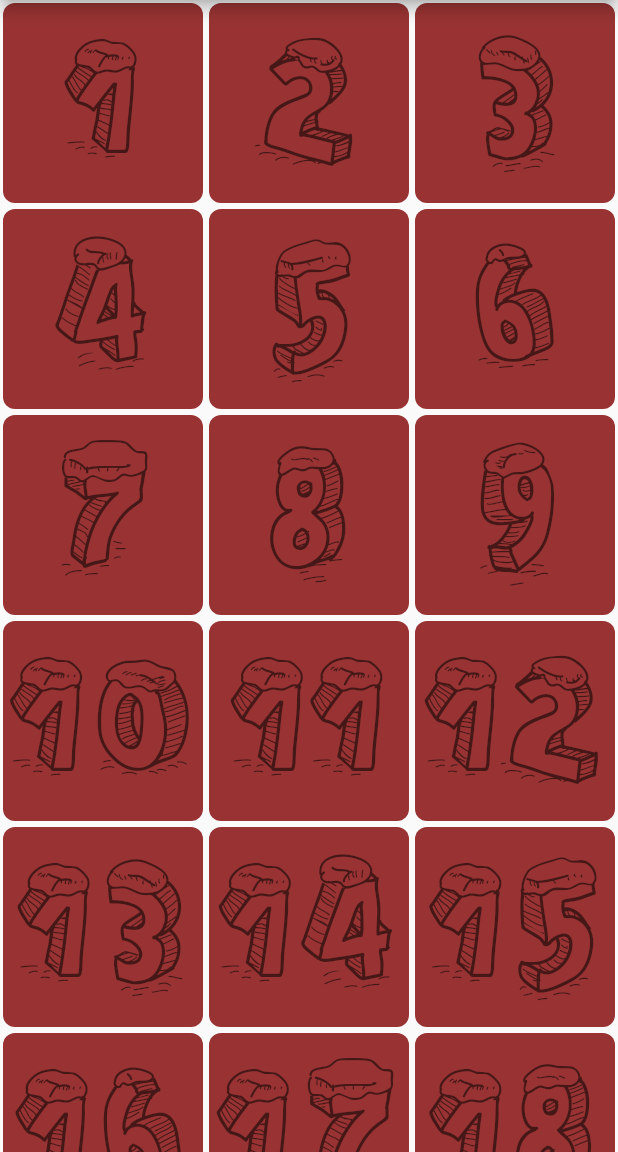
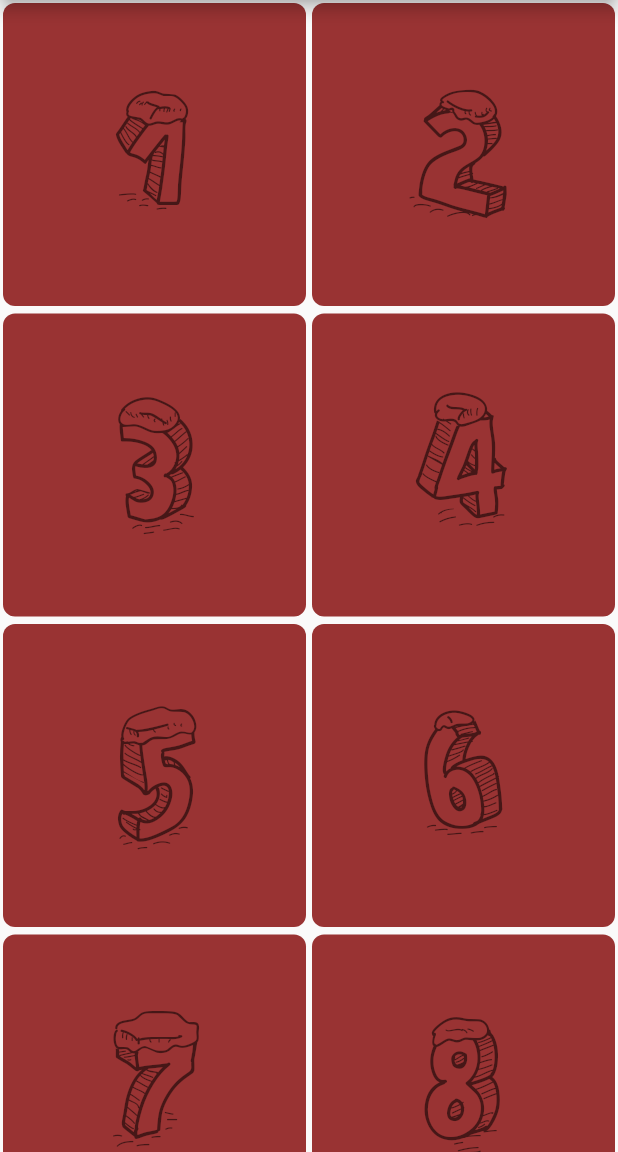
Before and after one commit to Paradoxianer/adventskalender, a Flutter app: the screen it shows after launch, on a phone screen of 412 x 824 dp, the part 84-1236 px from its top. Run offline on Flutter 3.47's test engine with Material 2 defaults, Android fonts, the phone set to English and light mode, and no system bars; drawn by our look-alikes of auto_size_text, flip_card.

Commit message:
moved back to two rows to make the doors bigger on smaller screen

```diff
--- a/adventscalender/lib/main.dart
+++ b/adventscalender/lib/main.dart
@@ -82,7 +82,8 @@ class MyHomePage extends StatelessWidget {
         child: GridView.count(
           // Create a grid with 2 columns. If you change the scrollDirection to
           // horizontal, this produces 2 rows.
-          crossAxisCount: 3,
+          crossAxisCount: 2,
+          mainAxisSpacing: 1.0,
           // Generate 100 widgets that display their index in the List.
           children:
               tuer.entries.map((entry)  {
```
